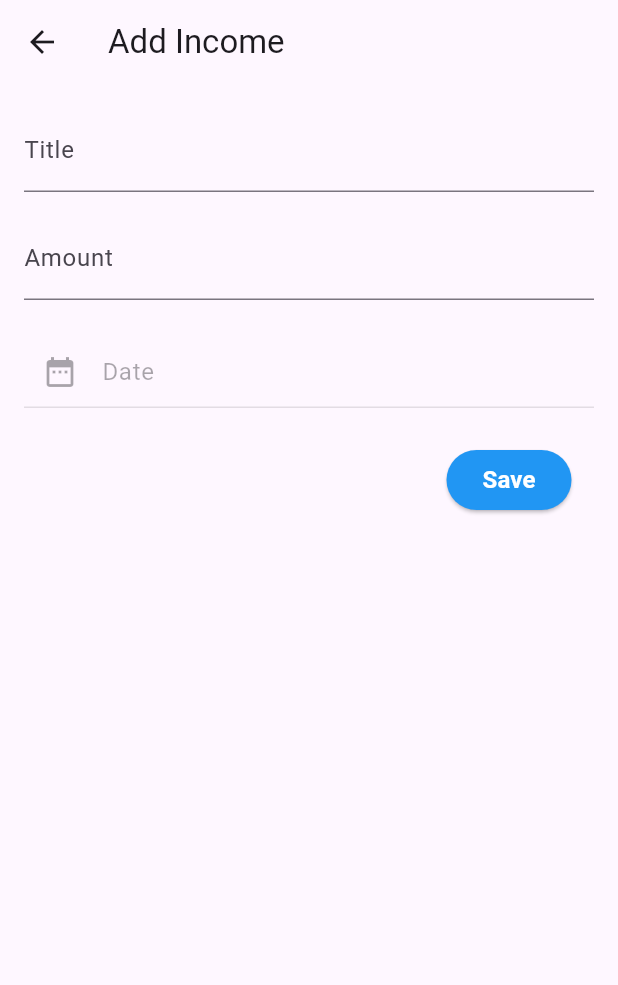
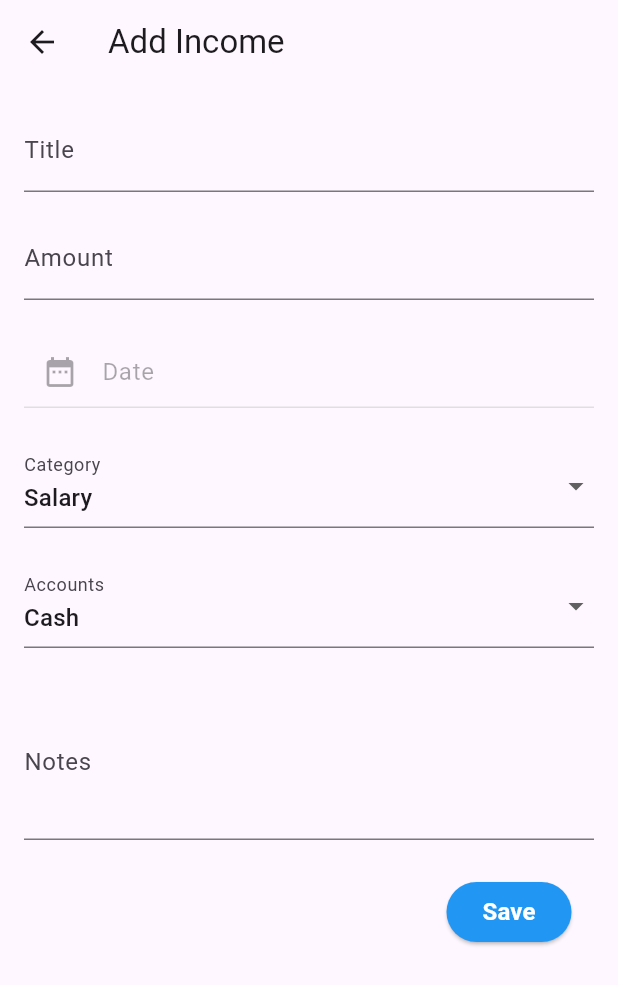
Before and after one commit to zalzaela/flutter-daily-life, a Flutter app: the IncomeFormPage screen opened directly, after a tap on "Save", on a phone screen of 412 x 824 dp. Shown: the top 985 px of the screen. Run offline on Flutter 3.47's test engine with Material 2 defaults, Android fonts, the phone set to English and light mode, and no system bars; our stand-ins replace bloc, cloud_firestore, firebase_core, flutter_bloc, freezed_annotation, logger; accounts and stored records are empty.

Commit message:
update
- add format uppercase and currency
- add field account, category, and notes
- add custom textfield and dropdown

```diff
--- a/lib/features/income/data/models/income_model.dart
+++ b/lib/features/income/data/models/income_model.dart
@@ -10,6 +10,9 @@ class IncomeModel with _$IncomeModel {
   const factory IncomeModel({
     required String id,
     required String title,
+    required String category,
+    required String account,
+    required String notes,
     required int amount,
     required Timestamp timestamp,
     @Default(true) bool status,
@@ -22,6 +25,9 @@ class IncomeModel with _$IncomeModel {
     return IncomeModel(
       id: snapshot.id,
       title: snapshot.get('title') as String,
+      category: snapshot.get('category') as String,
+      account: snapshot.get('account') as String,
+      notes: snapshot.get('notes') as String,
       amount: snapshot.get('amount') as int,
       timestamp:
           const TimestampConverter().fromJson(snapshot.get('timestamp') as int),
--- a/lib/features/income/pages/income_form.dart
+++ b/lib/features/income/pages/income_form.dart
@@ -4,6 +4,7 @@ import 'package:flutter_bloc/flutter_bloc.dart';
 import 'package:flutter_daily_life/features/income/bloc/income_bloc.dart';
 import 'package:flutter_daily_life/features/income/data/models/income_model.dart';
 import 'package:flutter_daily_life/shared/utils/utils.dart';
+import 'package:flutter/services.dart';
 
 class IncomeFormPage extends StatefulWidget {
   final IncomeModel? initialIncome;
@@ -15,17 +16,17 @@ class IncomeFormPage extends StatefulWidget {
 }
 
 class _IncomeFormPageState extends State<IncomeFormPage> {
-  late TextEditingController _titleController;
-  late TextEditingController _amountController;
+  final TextEditingController _titleController = TextEditingController();
+  final TextEditingController _notesController = TextEditingController();
+  final TextEditingController _amountController = TextEditingController();
   DateTime _selectedDateTime = DateTime.now();
+  String _selectedCategory = 'salary'; // Default category
+  String _selectedAccount = 'cash'; // Default account
 
   @override
   void initState() {
+    initValue();
     super.initState();
-    _titleController =
-        TextEditingController(text: widget.initialIncome?.title ?? '');
-    _amountController = TextEditingController(
-        text: widget.initialIncome?.amount.toString() ?? '');
   }
 
   @override
@@ -33,6 +34,20 @@ class _IncomeFormPageState extends State<IncomeFormPage> {
     _titleController.dispose();
     _amountController.dispose();
     super.dispose();
+  }
+
+  void initValue() {
+    if (widget.initialIncome != null) {
+      setState(() {
+        _titleController.text = widget.initialIncome!.title;
+        _notesController.text = widget.initialIncome!.notes;
+        _amountController.text = CurrencyIdrInputFormatter.convertToIdr(
+            widget.initialIncome!.amount, 0);
+
+        _selectedCategory = widget.initialIncome!.category;
+        _selectedAccount = widget.initialIncome!.account;
+      });
+    }
   }
 
   @override
@@ -43,24 +58,27 @@ class _IncomeFormPageState extends State<IncomeFormPage> {
       appBar: CustomAppBar(
         title: widget.initialIncome != null ? 'Edit Income' : 'Add Income',
       ),
-      body: Padding(
+      body: SingleChildScrollView(
+        child: Padding(
           padding: const EdgeInsets.all(16.0),
           child: Column(
             crossAxisAlignment: CrossAxisAlignment.stretch,
             children: [
-            TextFormField(
+              CustomTextField(
                 controller: _titleController,
-              decoration: const InputDecoration(
                 labelText: 'Title',
-              ),
+                textCapitalization: TextCapitalization.words,
               ),
               const SizedBox(height: 16.0),
-            TextFormField(
+              CustomTextField(
                 controller: _amountController,
-              decoration: const InputDecoration(
                 labelText: 'Amount',
-              ),
+                textCapitalization: TextCapitalization.words,
                 keyboardType: TextInputType.number,
+                inputFormatters: [
+                  FilteringTextInputFormatter.digitsOnly,
+                  CurrencyIdrInputFormatter(),
+                ],
               ),
               const SizedBox(height: 24.0),
               CustomDateSelector(
@@ -76,6 +94,45 @@ class _IncomeFormPageState extends State<IncomeFormPage> {
                 textColor: Colors.white,
               ),
               const SizedBox(height: 24.0),
+              CustomDropdown(
+                labelText: 'Category',
+                selectedValue: _selectedCategory,
+                onChanged: (newValue) {
+                  setState(() {
+                    _selectedCategory = newValue!;
+                  });
+                },
+                dropdownItems: const [
+                  'salary',
+                  'allowance',
+                  'petty cash',
+                  'bonus',
+                  'other',
+                ],
+              ),
+              const SizedBox(height: 24.0),
+              CustomDropdown(
+                labelText: 'Accounts',
+                selectedValue: _selectedAccount,
+                onChanged: (newValue) {
+                  setState(() {
+                    _selectedAccount = newValue!;
+                  });
+                },
+                dropdownItems: const [
+                  'cash',
+                  'accounts',
+                  'card',
+                ],
+              ),
+              const SizedBox(height: 24.0),
+              CustomTextField(
+                controller: _notesController,
+                labelText: 'Notes',
+                minLines: 3,
+                maxLines: 5,
+              ),
+              const SizedBox(height: 24.0),
               Row(
                 mainAxisAlignment: MainAxisAlignment.end,
                 children: [
@@ -83,14 +140,21 @@ class _IncomeFormPageState extends State<IncomeFormPage> {
                     text: 'Save',
                     onPressed: () async {
                       final title = _titleController.text.trim();
-                    final amount =
-                        int.tryParse(_amountController.text.trim()) ?? 0;
+                      final notes = _notesController.text.trim();
+                      final amount = int.tryParse(_amountController.text
+                              .replaceAll("Rp ", "")
+                              .replaceAll(".", "")
+                              .trim()) ??
+                          0;
 
                       if (title.isNotEmpty && amount > 0) {
                         final income = IncomeModel(
                           id: widget.initialIncome?.id ?? '',
                           title: title,
                           amount: amount,
+                          category: _selectedCategory,
+                          account: _selectedAccount,
+                          notes: notes,
                           timestamp: Timestamp.fromDate(_selectedDateTime),
                         );
 
@@ -141,6 +205,7 @@ class _IncomeFormPageState extends State<IncomeFormPage> {
             ],
           ),
         ),
+      ),
     );
   }
 }
--- /dev/null
+++ b/lib/shared/utils/helpers/text_capital.dart
@@ -0,0 +1,9 @@
+String capitalize(String text) {
+  if (text.isEmpty) {
+    return '';
+  }
+  return text
+      .split(' ')
+      .map((word) => word[0].toUpperCase() + word.substring(1))
+      .join(' ');
+}
--- a/lib/shared/utils/helpers/util_helpers.dart
+++ b/lib/shared/utils/helpers/util_helpers.dart
@@ -1 +1,3 @@
 export 'date_format_helper.dart';
+export 'currency_format_helper.dart';
+export 'text_capital.dart';
--- /dev/null
+++ b/lib/shared/utils/widgets/custom_dropdown.dart
@@ -0,0 +1,35 @@
+import 'package:flutter/material.dart';
+
+import '../utils.dart';
+
+class CustomDropdown extends StatelessWidget {
+  final String labelText;
+  final String selectedValue;
+  final void Function(String?)? onChanged;
+  final List<String> dropdownItems;
+
+  const CustomDropdown({
+    Key? key,
+    required this.labelText,
+    required this.selectedValue,
+    required this.onChanged,
+    required this.dropdownItems,
+  }) : super(key: key);
+
+  @override
+  Widget build(BuildContext context) {
+    return DropdownButtonFormField<String>(
+      value: selectedValue,
+      onChanged: onChanged,
+      decoration: InputDecoration(
+        labelText: labelText,
+      ),
+      items: dropdownItems.map((String item) {
+        return DropdownMenuItem(
+          value: item,
+          child: Text(capitalize(item)),
+        );
+      }).toList(),
+    );
+  }
+}
--- /dev/null
+++ b/lib/shared/utils/widgets/custom_textfield.dart
@@ -0,0 +1,49 @@
+import 'package:flutter/material.dart';
+import 'package:flutter/services.dart';
+
+class CustomTextField extends StatelessWidget {
+  final TextEditingController controller;
+  final TextCapitalization? textCapitalization;
+  final TextInputType? keyboardType;
+  final Function(String)? onChanged;
+  final Function(PointerDownEvent)? onTapOutside;
+  final String labelText;
+  final FocusNode? focusNode;
+  final int? maxLines;
+  final int? minLines;
+  final Widget? prefixIcon;
+  final List<TextInputFormatter>? inputFormatters;
+  const CustomTextField({
+    super.key,
+    required this.controller,
+    this.textCapitalization,
+    this.keyboardType = TextInputType.text,
+    this.onChanged,
+    this.onTapOutside,
+    this.focusNode,
+    this.prefixIcon,
+    this.inputFormatters,
+    this.minLines = 1,
+    this.maxLines = 1,
+    required this.labelText,
+  });
+
+  @override
+  Widget build(BuildContext context) {
+    return TextFormField(
+      controller: controller,
+      textCapitalization: textCapitalization ?? TextCapitalization.none,
+      keyboardType: keyboardType,
+      onChanged: onChanged,
+      onTapOutside: onTapOutside,
+      focusNode: focusNode,
+      inputFormatters: inputFormatters,
+      minLines: minLines,
+      maxLines: maxLines,
+      decoration: InputDecoration(
+        prefixIcon: prefixIcon,
+        labelText: labelText,
+      ),
+    );
+  }
+}
--- a/lib/shared/utils/widgets/util_widgets.dart
+++ b/lib/shared/utils/widgets/util_widgets.dart
@@ -3,3 +3,5 @@ export 'custom_appbar.dart';
 export 'custom_button.dart';
 export 'custom_date_selector.dart';
 export 'custom_confirm_dialog.dart';
+export 'custom_textfield.dart';
+export 'custom_dropdown.dart';
--- a/pubspec.yaml
+++ b/pubspec.yaml
@@ -38,6 +38,7 @@ dependencies:
   flutter_localizations:
     sdk: flutter
   fluttertoast: ^8.2.1
+  font_awesome_flutter: ^10.4.0
   freezed_annotation: ^2.2.0
   intl: ^0.18.0
   json_annotation: ^4.8.1
```
Also changed, not shown: lib/features/home/pages/home_page.dart (+19 -23 lines), lib/shared/utils/helpers/currency_format_helper.dart (added, +38 -0 lines), lib/features/income/data/models/income_model.freezed.dart, lib/features/income/data/models/income_model.g.dart, pubspec.lock. Lines whose indentation alone changed are shown as unchanged.
